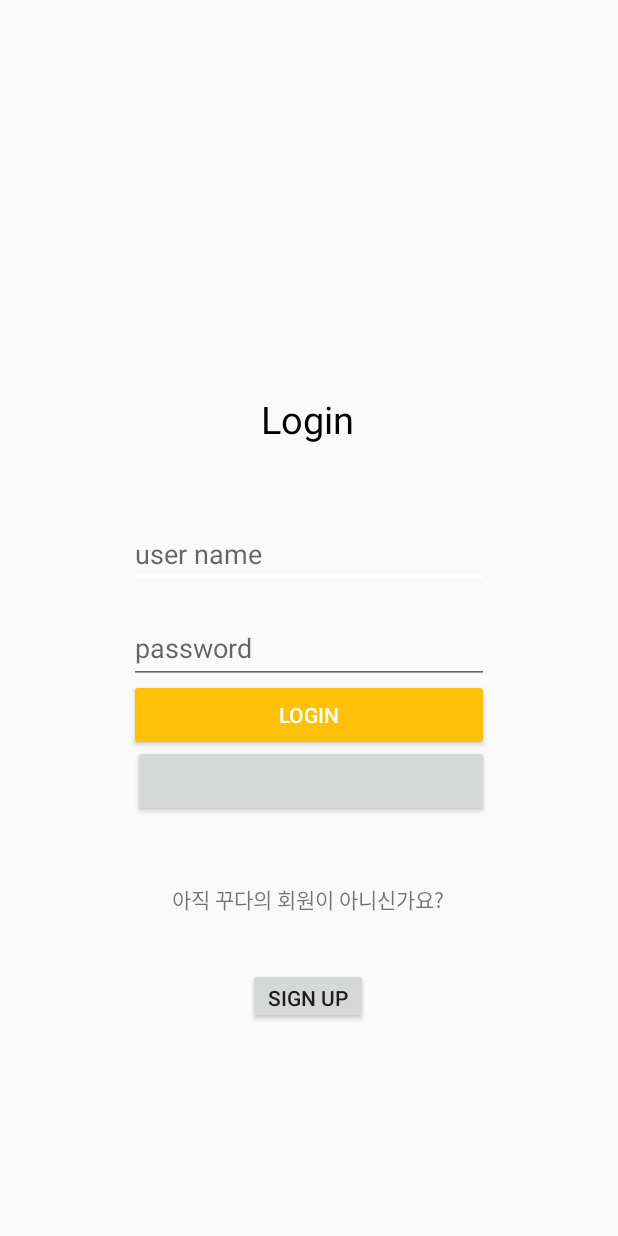
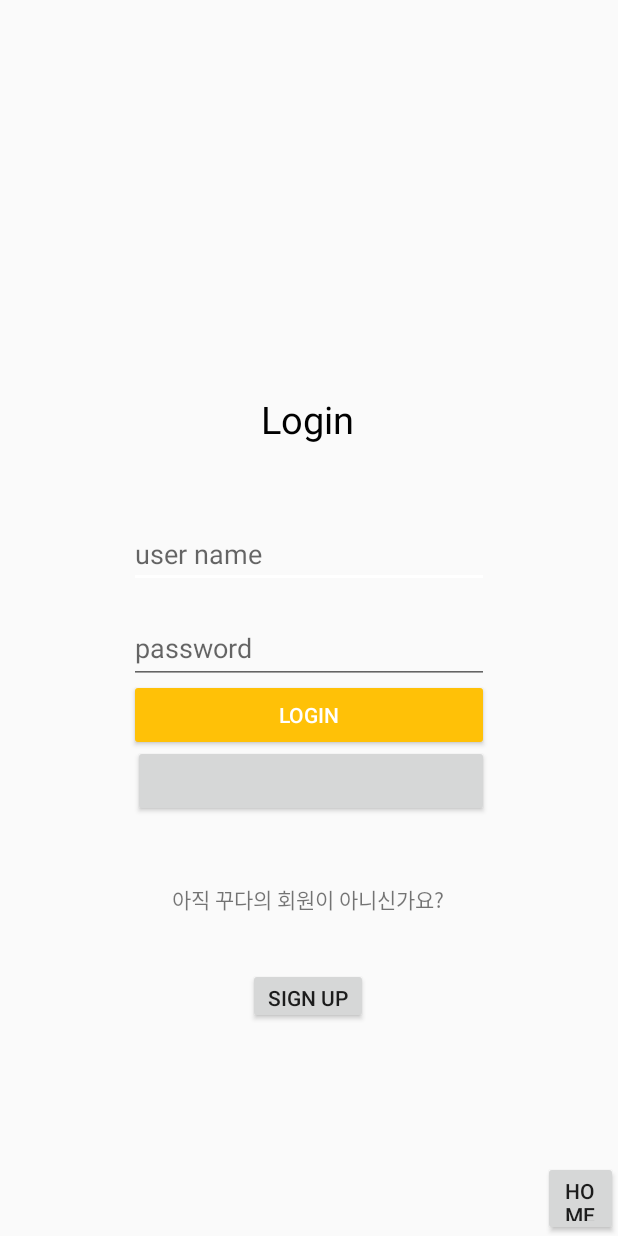
Before and after one commit to yhb1834/CAU_CCUDA, an Android app: the screen it shows after launch (LoginActivity), on a phone screen of 412 x 824 dp. Run offline under Robolectric (Android 15) with nearby library versions, the phone set to English and light mode, and no system bars; our stand-ins replace Volley; libraries missing offline, so code that uses them is left out: com.kakao.auth, com.kakao.network, com.kakao.usermgmt, com.kakao.util; plain views replace LoginButton; 4 statements that could not run were skipped.

Commit message:
tohome button

```diff
--- a/app/src/main/java/com/example/ccuda/LoginActivity.java
+++ b/app/src/main/java/com/example/ccuda/LoginActivity.java
@@ -43,6 +43,7 @@ public class LoginActivity extends AppCompatActivity {
         setContentView(R.layout.activity_login);
         Button login=findViewById(R.id.loginbutton);
         Button signup=findViewById(R.id.signup);
+        Button toHome=findViewById(R.id.tohome);
 
         session = Session.getCurrentSession();
         session.addCallback(sessionCallback);
@@ -60,6 +61,14 @@ public class LoginActivity extends AppCompatActivity {
             @Override
             public void onClick(View view) {
                 Intent intent = new Intent(getApplicationContext(),SignupActivity.class);
+                startActivity(intent);
+            }
+        });
+
+        toHome.setOnClickListener(new View.OnClickListener() {
+            @Override
+            public void onClick(View v) {
+                Intent intent = new Intent(getApplicationContext(), HomeActivity.class);
                 startActivity(intent);
             }
         });
--- a/app/src/main/res/layout/activity_login.xml
+++ b/app/src/main/res/layout/activity_login.xml
@@ -104,5 +104,16 @@
         app:layout_constraintStart_toStartOf="parent">
 
     </Button>
+    <Button
+        android:id="@+id/tohome"
+        android:layout_width="50dp"
+        android:layout_height="50dp"
+        app:layout_constraintBottom_toBottomOf="parent"
+        app:layout_constraintEnd_toEndOf="parent"
+        android:text="home">
+
+    </Button>
+
+
 
 </androidx.constraintlayout.widget.ConstraintLayout>
```
